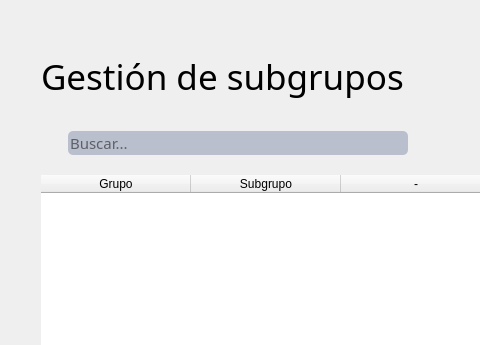
Before: the Qt Designer form blustock/ui/screens_uis/subgrupos.ui in MaxAPBusiness/Blustock, drawn with Qt 5; both pictures show x 0 to 480 and y 0 to 345 of the 793 by 569 pixel window.
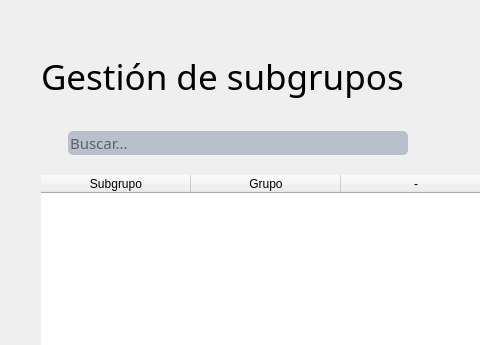
After: the same form once the commit is applied. Icons and pictures are not drawn.

Diff of the .ui file:
```diff
--- a/blustock/ui/screens_uis/subgrupos.ui
+++ b/blustock/ui/screens_uis/subgrupos.ui
@@ -284,12 +284,12 @@
        </attribute>
        <column>
         <property name="text">
-         <string>Grupo</string>
+         <string>Subgrupo</string>
         </property>
        </column>
        <column>
         <property name="text">
-         <string>Subgrupo</string>
+         <string>Grupo</string>
         </property>
        </column>
        <column>
```
Left out of the diff: 1 changed line with no effect on the pictures.
